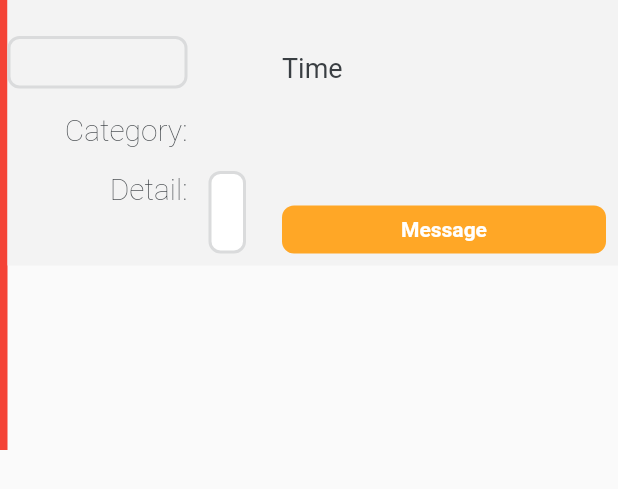
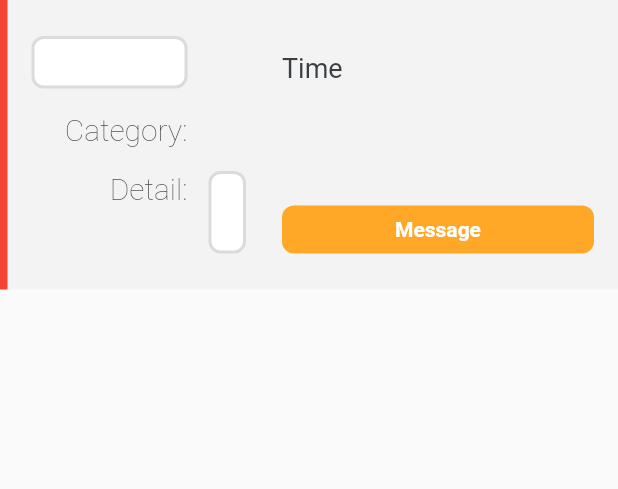
Before and after one commit to NuttakitT/senior_project, a Flutter app: what widget() shows on an empty page, opened directly with empty values, on a phone screen of 412 x 824 dp. Shown: the top 489 px of the screen. Run offline on Flutter 3.47's test engine with Material 2 defaults, Android fonts, the phone set to English and light mode, and no system bars; our stand-ins replace cloud_firestore, firebase_auth, firebase_core, font_awesome_flutter; missing offline and left inert: dart:html; accounts and stored records are empty; statements that could not run were skipped.

Commit message:
[HD-60] Update stripe.

```diff
--- a/lib/help_desk/help_desk_main/view/widget/help_desk_card_mobile.dart
+++ b/lib/help_desk/help_desk_main/view/widget/help_desk_card_mobile.dart
@@ -76,7 +76,14 @@ class HelpDeskCardMobile {
                     child: Text(cardNumberText),
                   ),
                   const Spacer(),
-                  // Icon(icon)
+                  IconButton(
+                      onPressed: () {
+                        // tap for more information
+                      },
+                      icon: const Icon(
+                        Icons.more_vert,
+                        color: Color(0xFFEF6C00),
+                      ))
                 ],
               ),
               const SizedBox(height: 4.0),
--- a/lib/help_desk/help_desk_main/view/widget/help_desk_card_widget.dart
+++ b/lib/help_desk/help_desk_main/view/widget/help_desk_card_widget.dart
@@ -46,25 +46,18 @@ class HelpDeskCardWidget {
       fontSize: 14.0);
 
   static Widget widget(BuildContext context, {required HelpDeskCard card}) {
-    double screenWidth = MediaQuery.of(context).size.width;
-
-    return ConstrainedBox(
-      constraints: BoxConstraints(
-          maxWidth: double.infinity, maxHeight: 300, minHeight: 152),
+    return Padding(
+      padding: const EdgeInsets.only(bottom: 10.0),
       child: Row(
         mainAxisAlignment: MainAxisAlignment.start,
         crossAxisAlignment: CrossAxisAlignment.start,
         children: [
-          Container(
-            width: 5,
-            height: double.infinity,
-            child: DecoratedBox(
-              decoration: BoxDecoration(color: Colors.red),
-            ),
-          ),
           Expanded(
             child: Container(
-              decoration: BoxDecoration(color: Color(0xFFF3F3F3)),
+              decoration: const BoxDecoration(
+                  color: Color(0xFFF3F3F3),
+                  border:
+                      Border(left: BorderSide(color: Colors.red, width: 5.0))),
               child: Table(
                 // border: TableBorder.all(),
                 columnWidths: const <int, TableColumnWidth>{
@@ -77,15 +70,15 @@ class HelpDeskCardWidget {
                     TableCell(
                         verticalAlignment: TableCellVerticalAlignment.middle,
                         child: Padding(
-                          padding:
-                              const EdgeInsets.only(top: 24.0, bottom: 8.0),
+                          padding: const EdgeInsets.only(
+                              top: 24.0, bottom: 8.0, left: 16),
                           child: Container(
                             alignment: Alignment.centerRight,
                             decoration: BoxDecoration(
-                              border: Border.all(
-                                  color: const Color(0xFFDADBDC), width: 2.0),
-                              borderRadius: BorderRadius.circular(8.0),
-                            ),
+                                border: Border.all(
+                                    color: const Color(0xFFDADBDC), width: 2.0),
+                                borderRadius: BorderRadius.circular(8.0),
+                                color: Colors.white),
                             child: Padding(
                               padding: const EdgeInsets.fromLTRB(16, 6, 16, 6),
                               child: Center(
@@ -144,7 +137,7 @@ class HelpDeskCardWidget {
                     TableCell(
                       child: Padding(
                         padding: const EdgeInsets.only(
-                            top: 8.0, left: 14.0, right: 8.0, bottom: 8.0),
+                            top: 8.0, left: 14.0, right: 8.0, bottom: 24.0),
                         child: Container(
                           decoration: BoxDecoration(
                               border: Border.all(
@@ -164,11 +157,11 @@ class HelpDeskCardWidget {
                       verticalAlignment: TableCellVerticalAlignment.bottom,
                       child: Container(
                         padding: const EdgeInsets.only(
-                            left: 16, bottom: 8.0, right: 8.0),
-                        height: 40.0,
+                            left: 16, bottom: 24.0, right: 16.0),
+                        height: 56.0,
                         child: TextButton(
                           onPressed: () {
-                            // perform pop-up create Task
+                            // TODO: - reply channel
                           },
                           style: ButtonStyle(
                               backgroundColor: MaterialStateProperty.all(
--- a/lib/help_desk/help_desk_main/view/widget/help_desk_desktop_body_widget.dart
+++ b/lib/help_desk/help_desk_main/view/widget/help_desk_desktop_body_widget.dart
@@ -21,12 +21,12 @@ class _HelpDeskDesktopBodyState extends State<HelpDeskDesktopBody> {
     var bodyPadding = const EdgeInsets.fromLTRB(77, 40, 20, 0);
 
     return ConstrainedBox(
-      constraints: BoxConstraints(maxWidth: screenWidth, minWidth: 200),
+      constraints: BoxConstraints(
+          maxWidth: screenWidth, minWidth: 200, maxHeight: screenHeight),
       child: Padding(
           padding: bodyPadding,
           child: widget.cards.isNotEmpty
               ? SizedBox(
-                  height: screenHeight,
                   width: double.infinity,
                   child: ListView.builder(
                       itemCount: widget.cards.length,
```
